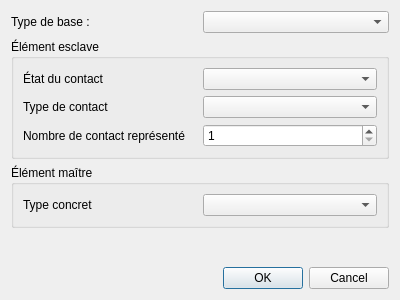
Qt form sources/editor/ui/elementpropertieseditorwidget.ui (qelectrotech/qelectrotech-source-mirror) before a commit.
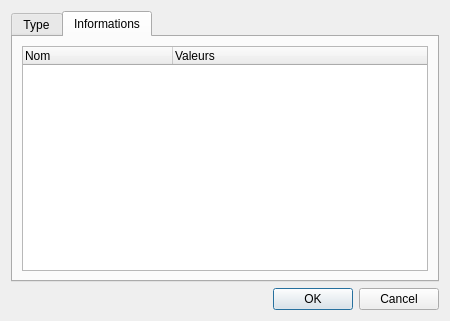
The same form after that commit. The open tabs and pages were chosen to show the change.

Commit message: Element editor : element informations (manufacturer, reference etc...) can be created directly from the element editor. For that go to the widget "Element Property"

Diff of the .ui file:
```diff
--- a/sources/editor/ui/elementpropertieseditorwidget.ui
+++ b/sources/editor/ui/elementpropertieseditorwidget.ui
@@ -6,8 +6,8 @@
    <rect>
     <x>0</x>
     <y>0</y>
-    <width>400</width>
-    <height>300</height>
+    <width>450</width>
+    <height>321</height>
    </rect>
   </property>
   <property name="windowTitle">
@@ -18,6 +18,16 @@
   </property>
   <layout class="QVBoxLayout" name="verticalLayout">
    <item>
+    <widget class="QTabWidget" name="tabWidget">
+     <property name="currentIndex">
+      <number>0</number>
+     </property>
+     <widget class="QWidget" name="Type">
+      <attribute name="title">
+       <string>Type</string>
+      </attribute>
+      <layout class="QVBoxLayout" name="verticalLayout_3">
+       <item>
     <layout class="QHBoxLayout" name="horizontalLayout">
      <item>
       <widget class="QLabel" name="label">
@@ -98,7 +108,7 @@
     </widget>
    </item>
    <item>
-    <spacer name="verticalSpacer">
+        <spacer name="verticalSpacer_2">
      <property name="orientation">
       <enum>Qt::Vertical</enum>
      </property>
@@ -109,6 +119,34 @@
       </size>
      </property>
     </spacer>
+       </item>
+      </layout>
+     </widget>
+     <widget class="QWidget" name="Informations">
+      <attribute name="title">
+       <string>Informations</string>
+      </attribute>
+      <layout class="QVBoxLayout" name="verticalLayout_4">
+       <item>
+        <widget class="QTreeWidget" name="m_tree">
+         <attribute name="headerDefaultSectionSize">
+          <number>150</number>
+         </attribute>
+         <column>
+          <property name="text">
+           <string>Nom</string>
+          </property>
+         </column>
+         <column>
+          <property name="text">
+           <string>Valeurs</string>
+          </property>
+         </column>
+        </widget>
+       </item>
+      </layout>
+     </widget>
+    </widget>
    </item>
    <item>
     <widget class="QDialogButtonBox" name="m_buttonBox">
```
Lines whose indentation alone changed are shown as unchanged. The commit also changes 8 other files.
